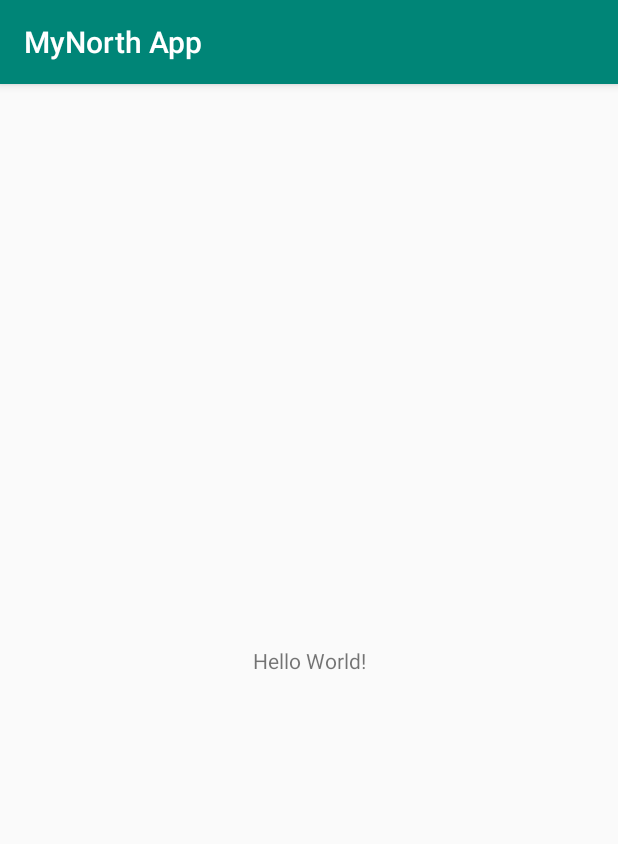
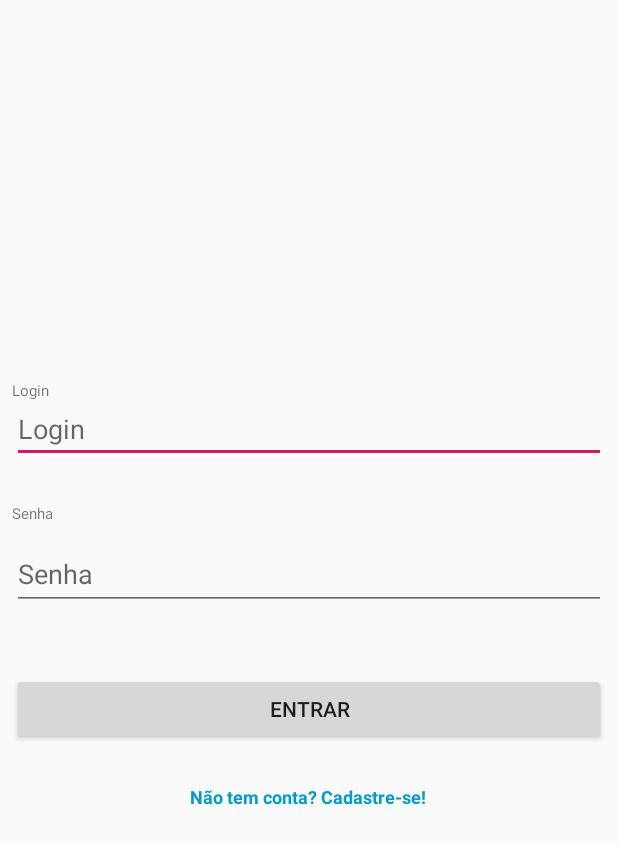
Before and after one commit to foxraf3d/MyNorthApp, an Android app: the screen it shows after launch (MainActivity before the commit, LoginActivity after it), on a phone screen of 412 x 824 dp. Shown: the top 844 px of the screen. Run offline under Robolectric (Android 15) with nearby library versions, the phone set to English and light mode, and no system bars.

Commit message:
LoginActivity Visual - 02/03/2019

```diff
--- a/app/src/main/AndroidManifest.xml
+++ b/app/src/main/AndroidManifest.xml
@@ -9,7 +9,7 @@
         android:roundIcon="@mipmap/ic_launcher_round"
         android:supportsRtl="true"
         android:theme="@style/AppTheme">
-        <activity android:name=".MainActivity">
+        <activity android:name=".LoginActivity">
             <intent-filter>
                 <action android:name="android.intent.action.MAIN" />
 
--- a/app/src/main/java/com/projetofragmento/pc_rafael/mynorthapp/MainActivity.java
+++ b/app/src/main/java/com/projetofragmento/pc_rafael/mynorthapp/LoginActivity.java
@@ -3,11 +3,11 @@ package com.projetofragmento.pc_rafael.mynorthapp;
 import android.support.v7.app.AppCompatActivity;
 import android.os.Bundle;
 
-public class MainActivity extends AppCompatActivity {
+public class LoginActivity extends AppCompatActivity {
 
     @Override
     protected void onCreate(Bundle savedInstanceState) {
         super.onCreate(savedInstanceState);
-        setContentView(R.layout.activity_main);
+        setContentView(R.layout.activity_login);
     }
 }
--- /dev/null
+++ b/app/src/main/res/layout/activity_login.xml
@@ -0,0 +1,125 @@
+<?xml version="1.0" encoding="utf-8"?>
+<android.support.constraint.ConstraintLayout xmlns:android="http://schemas.android.com/apk/res/android"
+    xmlns:app="http://schemas.android.com/apk/res-auto"
+    xmlns:tools="http://schemas.android.com/tools"
+    android:layout_width="match_parent"
+    android:layout_height="match_parent"
+    tools:context=".LoginActivity">
+
+    <TextView
+        android:id="@+id/txtLogin"
+        android:layout_width="0dp"
+        android:layout_height="wrap_content"
+        android:layout_marginStart="8dp"
+        android:layout_marginLeft="8dp"
+        android:layout_marginTop="8dp"
+        android:layout_marginEnd="8dp"
+        android:layout_marginRight="8dp"
+        android:layout_marginBottom="8dp"
+        android:text="Login"
+        android:textSize="10sp"
+        app:layout_constraintBottom_toBottomOf="parent"
+        app:layout_constraintEnd_toEndOf="parent"
+        app:layout_constraintHorizontal_bias="0.0"
+        app:layout_constraintStart_toStartOf="parent"
+        app:layout_constraintTop_toTopOf="parent"
+        app:layout_constraintVertical_bias="0.309" />
+
+    <TextView
+        android:id="@+id/txtSenha"
+        android:layout_width="0dp"
+        android:layout_height="wrap_content"
+        android:layout_marginStart="8dp"
+        android:layout_marginLeft="8dp"
+        android:layout_marginTop="8dp"
+        android:layout_marginEnd="8dp"
+        android:layout_marginRight="8dp"
+        android:layout_marginBottom="8dp"
+        android:text="Senha"
+        android:textSize="10sp"
+        app:layout_constraintBottom_toBottomOf="parent"
+        app:layout_constraintEnd_toEndOf="parent"
+        app:layout_constraintHorizontal_bias="0.0"
+        app:layout_constraintStart_toStartOf="parent"
+        app:layout_constraintTop_toTopOf="parent"
+        app:layout_constraintVertical_bias="0.412" />
+
+    <EditText
+        android:id="@+id/editLoginId"
+        android:layout_width="0dp"
+        android:layout_height="wrap_content"
+        android:layout_marginStart="8dp"
+        android:layout_marginLeft="8dp"
+        android:layout_marginTop="8dp"
+        android:layout_marginEnd="8dp"
+        android:layout_marginRight="8dp"
+        android:layout_marginBottom="8dp"
+        android:ems="10"
+        android:hint="Login"
+        android:inputType="textPersonName"
+        app:layout_constraintBottom_toBottomOf="parent"
+        app:layout_constraintEnd_toEndOf="parent"
+        app:layout_constraintHorizontal_bias="0.0"
+        app:layout_constraintStart_toStartOf="parent"
+        app:layout_constraintTop_toTopOf="parent"
+        app:layout_constraintVertical_bias="0.335" />
+
+    <EditText
+        android:id="@+id/editSenhaId"
+        android:layout_width="0dp"
+        android:layout_height="47dp"
+        android:layout_marginStart="8dp"
+        android:layout_marginLeft="8dp"
+        android:layout_marginTop="8dp"
+        android:layout_marginEnd="8dp"
+        android:layout_marginRight="8dp"
+        android:layout_marginBottom="8dp"
+        android:ems="10"
+        android:hint="Senha"
+        android:inputType="textPassword"
+        app:layout_constraintBottom_toBottomOf="parent"
+        app:layout_constraintEnd_toEndOf="parent"
+        app:layout_constraintHorizontal_bias="0.0"
+        app:layout_constraintStart_toStartOf="parent"
+        app:layout_constraintTop_toTopOf="parent"
+        app:layout_constraintVertical_bias="0.462" />
+
+    <Button
+        android:id="@+id/btnEntrarId"
+        android:layout_width="0dp"
+        android:layout_height="wrap_content"
+        android:layout_marginStart="8dp"
+        android:layout_marginLeft="8dp"
+        android:layout_marginTop="8dp"
+        android:layout_marginEnd="8dp"
+        android:layout_marginRight="8dp"
+        android:layout_marginBottom="8dp"
+        android:text="Entrar"
+        app:layout_constraintBottom_toBottomOf="parent"
+        app:layout_constraintEnd_toEndOf="parent"
+        app:layout_constraintHorizontal_bias="0.0"
+        app:layout_constraintStart_toStartOf="parent"
+        app:layout_constraintTop_toTopOf="parent"
+        app:layout_constraintVertical_bias="0.58" />
+
+    <TextView
+        android:id="@+id/txtCadastroId"
+        android:layout_width="wrap_content"
+        android:layout_height="wrap_content"
+        android:layout_marginStart="8dp"
+        android:layout_marginLeft="8dp"
+        android:layout_marginTop="8dp"
+        android:layout_marginEnd="8dp"
+        android:layout_marginRight="8dp"
+        android:layout_marginBottom="8dp"
+        android:text="Não tem conta? Cadastre-se!"
+        android:textColor="@android:color/holo_blue_dark"
+        android:textSize="12sp"
+        android:textStyle="bold"
+        app:layout_constraintBottom_toBottomOf="parent"
+        app:layout_constraintEnd_toEndOf="parent"
+        app:layout_constraintHorizontal_bias="0.497"
+        app:layout_constraintStart_toStartOf="parent"
+        app:layout_constraintTop_toTopOf="parent"
+        app:layout_constraintVertical_bias="0.65" />
+</android.support.constraint.ConstraintLayout>
--- a/app/src/main/res/layout/activity_main.xml
+++ /dev/null
@@ -1,18 +0,0 @@
-<?xml version="1.0" encoding="utf-8"?>
-<android.support.constraint.ConstraintLayout xmlns:android="http://schemas.android.com/apk/res/android"
-    xmlns:app="http://schemas.android.com/apk/res-auto"
-    xmlns:tools="http://schemas.android.com/tools"
-    android:layout_width="match_parent"
-    android:layout_height="match_parent"
-    tools:context=".MainActivity">
-
-    <TextView
-        android:layout_width="wrap_content"
-        android:layout_height="wrap_content"
-        android:text="Hello World!"
-        app:layout_constraintBottom_toBottomOf="parent"
-        app:layout_constraintLeft_toLeftOf="parent"
-        app:layout_constraintRight_toRightOf="parent"
-        app:layout_constraintTop_toTopOf="parent" />
-
-</android.support.constraint.ConstraintLayout>
--- a/app/src/main/res/values/styles.xml
+++ b/app/src/main/res/values/styles.xml
@@ -1,7 +1,7 @@
 <resources>
 
     <!-- Base application theme. -->
-    <style name="AppTheme" parent="Theme.AppCompat.Light.DarkActionBar">
+    <style name="AppTheme" parent="Theme.AppCompat.Light.NoActionBar">
         <!-- Customize your theme here. -->
         <item name="colorPrimary">@color/colorPrimary</item>
         <item name="colorPrimaryDark">@color/colorPrimaryDark</item>
```
